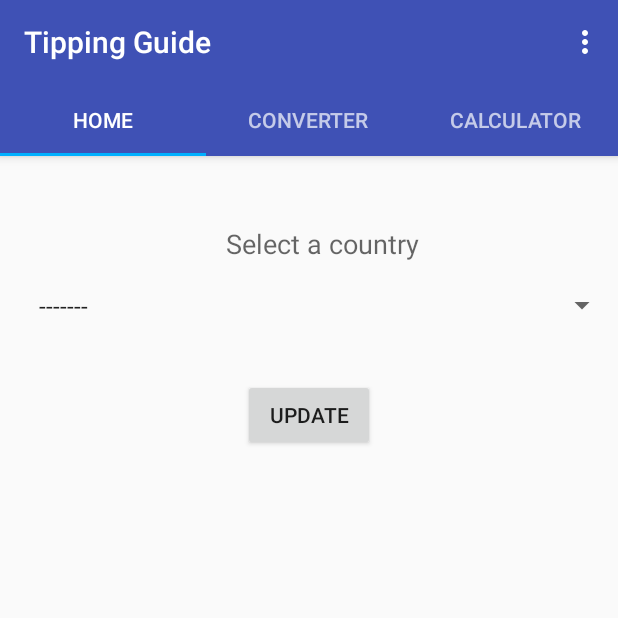
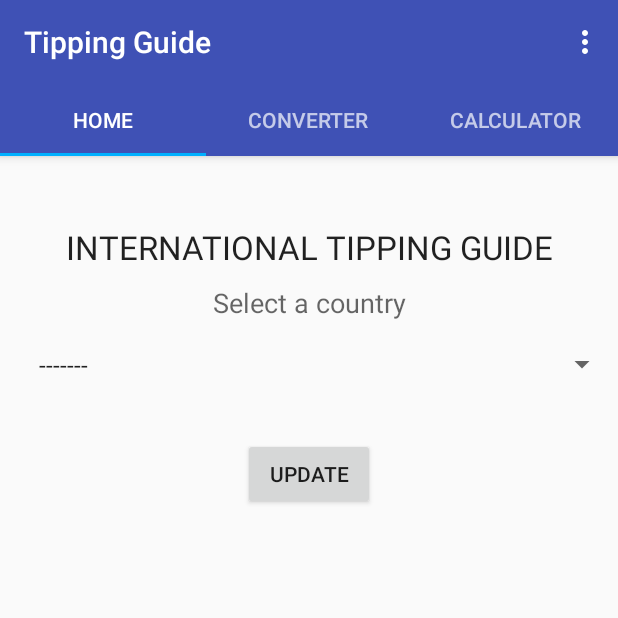
Before and after one commit to bigTimeBrad/TipGuide, an Android app: the screen it shows after launch (MainActivity), on a phone screen of 412 x 824 dp, the top half of it. Run offline under Robolectric (Android 15) with nearby library versions, the phone set to English and light mode, and no system bars.

Commit message:
Added scrolling and textview title to item_home.xml

```diff
--- a/app/src/main/res/layout/item_home.xml
+++ b/app/src/main/res/layout/item_home.xml
@@ -1,4 +1,9 @@
 <?xml version="1.0" encoding="utf-8"?>
+<ScrollView xmlns:android="http://schemas.android.com/apk/res/android"
+    android:layout_width="fill_parent"
+    android:layout_height="fill_parent"
+    android:fillViewport="true">
+
     <LinearLayout xmlns:android="http://schemas.android.com/apk/res/android"
         xmlns:tools="http://schemas.android.com/tools"
         android:layout_width="match_parent"
@@ -7,32 +12,36 @@
         android:paddingTop="150dp"
         tools:context=".HomeFragment">
 
-
-
+        <TextView
+            android:id="@+id/welcome"
+            android:layout_width="match_parent"
+            android:layout_height="wrap_content"
+            android:gravity="center"
+            android:paddingBottom="10dp"
+            android:text="INTERNATIONAL TIPPING GUIDE"
+            android:textAppearance="?android:attr/textAppearanceLarge" />
 
         <TextView
             android:id="@+id/select"
             android:layout_width="match_parent"
             android:layout_height="wrap_content"
+            android:gravity="center"
             android:text="Select a country"
-        android:gravity="center"
-        android:paddingStart="18dp"
             android:textAppearance="?android:attr/textAppearanceMedium" />
 
         <Spinner
             android:id="@+id/spinner1"
             android:layout_width="match_parent"
             android:layout_height="wrap_content"
-        android:padding="18dp"
-        android:layout_marginBottom="20dp"/>
+            android:layout_marginBottom="20dp"
+            android:padding="18dp" />
 
         <Button
             android:id="@+id/update"
             android:layout_width="wrap_content"
             android:layout_height="wrap_content"
             android:layout_gravity="center"
-        android:text="Update"
-        />
+            android:text="Update" />
 
         <TextView
             android:id="@+id/textView1"
@@ -46,24 +55,25 @@
             android:id="@+id/textView2"
             android:layout_width="wrap_content"
             android:layout_height="wrap_content"
+            android:paddingStart="18dp"
             android:text=""
-        android:paddingStart="18dp"
             android:textAppearance="?android:attr/textAppearanceMedium" />
 
         <TextView
             android:id="@+id/textView3"
             android:layout_width="wrap_content"
             android:layout_height="wrap_content"
+            android:paddingStart="18dp"
             android:text=""
-        android:paddingStart="18dp"
             android:textAppearance="?android:attr/textAppearanceMedium" />
 
         <TextView
             android:id="@+id/textView4"
             android:layout_width="wrap_content"
             android:layout_height="wrap_content"
+            android:paddingStart="18dp"
             android:text=""
-        android:paddingStart="18dp"
             android:textAppearance="?android:attr/textAppearanceMedium" />
 
     </LinearLayout>
+</ScrollView>
```
Lines whose indentation alone changed are shown as unchanged.
